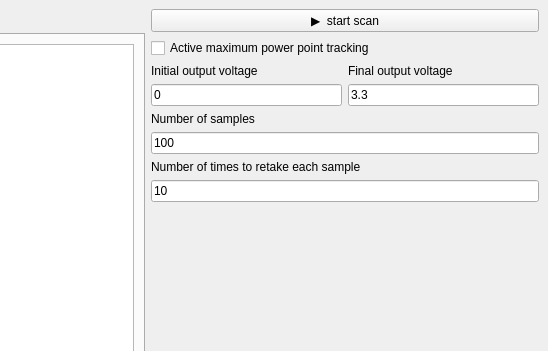
Before: the Qt Designer form src/pythondaq/views/ui/solarcell.ui in everydayanchovies/solar-cell-experiment-automatisation, drawn with Qt 5; both pictures show x 252 to 800 and y 0 to 351 of the 800 by 677 pixel window.
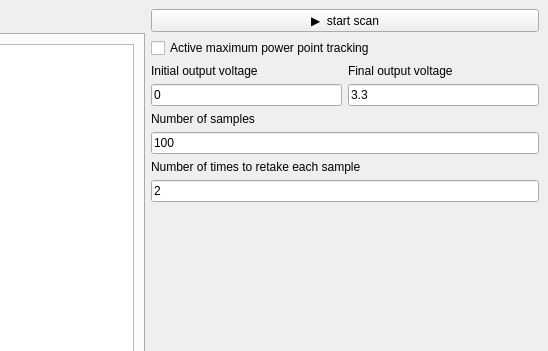
After: the same form once the commit is applied. Custom widgets are drawn as their Qt base class.

```diff
--- a/src/pythondaq/views/ui/solarcell.ui
+++ b/src/pythondaq/views/ui/solarcell.ui
@@ -115,7 +115,7 @@
           <item>
            <widget class="QLineEdit" name="repeat_ib">
             <property name="text">
-             <string>10</string>
+             <string>2</string>
             </property>
             <property name="maxLength">
              <number>10</number>
```
